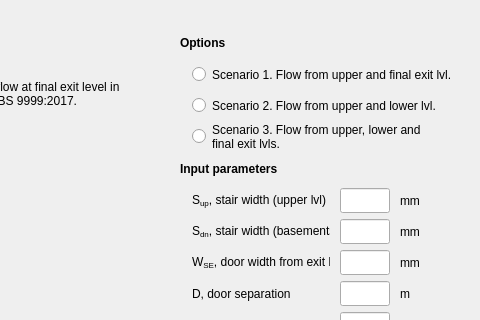
fuyans/fsetoolsGUI, file fsetoolsGUI/gui/layout/ui/i0103_merging_flow.ui: the form before one commit; both pictures show x 200 to 680 and y 0 to 320 of the 680 by 595 pixel window.
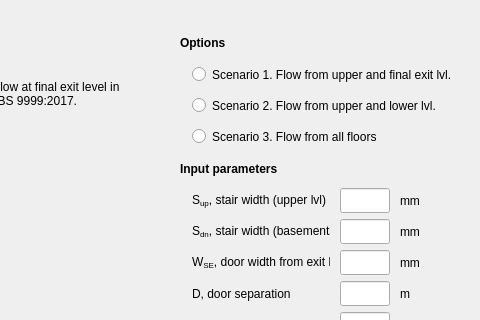
The form after the commit. Icons and pictures are not drawn.

Patch:
```diff
--- a/fsetoolsGUI/gui/layout/ui/i0103_merging_flow.ui
+++ b/fsetoolsGUI/gui/layout/ui/i0103_merging_flow.ui
@@ -216,15 +216,8 @@
            <height>25</height>
           </size>
          </property>
-         <property name="maximumSize">
-          <size>
-           <width>16777215</width>
-           <height>25</height>
-          </size>
-         </property>
          <property name="text">
-          <string>Scenario 3. Flow from upper, lower and
-final exit lvls.</string>
+          <string>Scenario 3. Flow from all floors</string>
          </property>
         </widget>
        </item>
```
Left out of the diff: 12 changed lines with no effect on the pictures.
